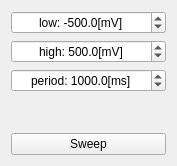
This is software/voltamp/src/sweep_wnd.ui in z80/voltamper as Qt 5 draws it before an edit. The edited form follows.
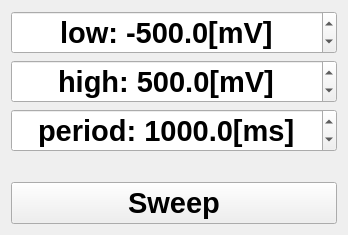
This is the edited form.

Commit message: Increased font size. Added coulombs measurement.

Diff of the .ui file:
```diff
--- a/software/voltamp/src/sweep_wnd.ui
+++ b/software/voltamp/src/sweep_wnd.ui
@@ -6,10 +6,17 @@
    <rect>
     <x>0</x>
     <y>0</y>
-    <width>177</width>
-    <height>166</height>
+    <width>348</width>
+    <height>235</height>
    </rect>
   </property>
+  <property name="font">
+   <font>
+    <pointsize>22</pointsize>
+    <weight>75</weight>
+    <bold>true</bold>
+   </font>
+  </property>
   <property name="windowTitle">
    <string>Sweep</string>
   </property>
```
The commit also changes 17 other files.
